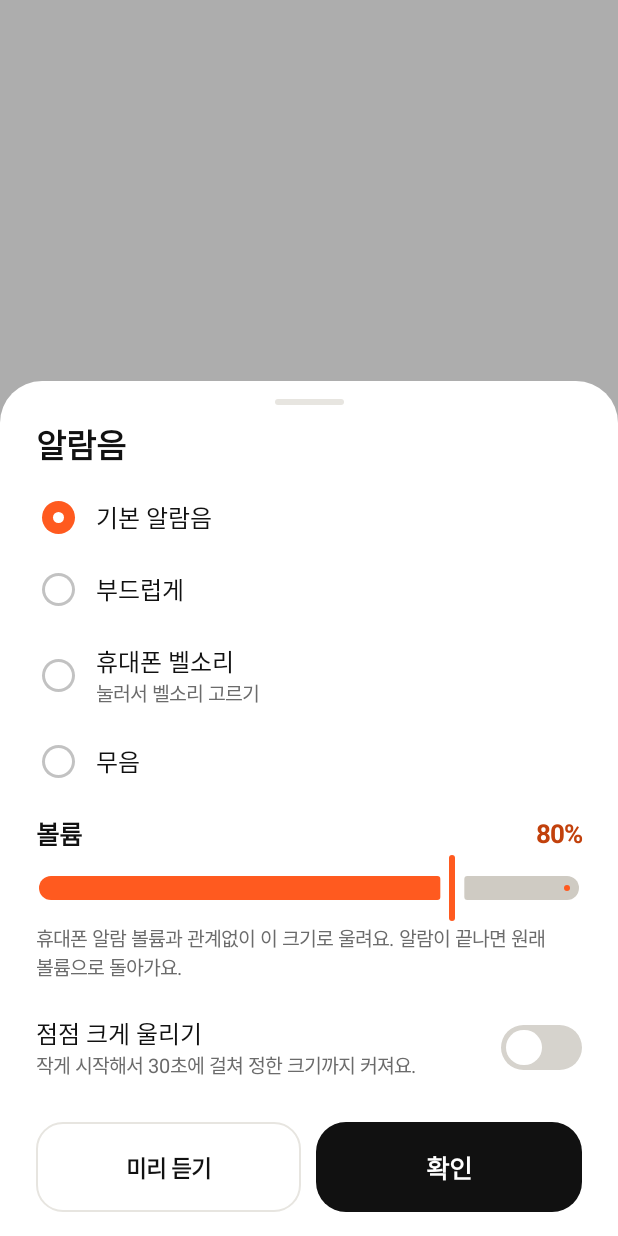
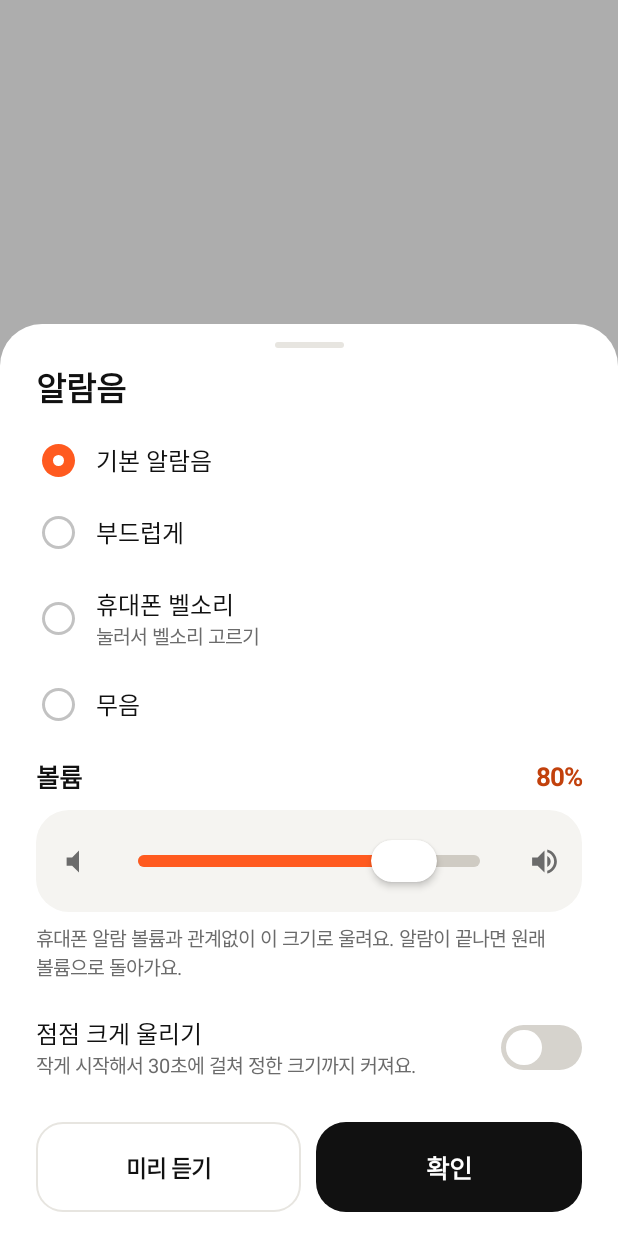
Before and after one commit to acylelli/Mobile-Programming, an Android app built with Jetpack Compose: the composable AlarmSoundSheet shown on its own in the app's theme, on a phone screen of 412 x 824 dp. Run offline under Robolectric (Android 15) with nearby library versions, the phone set to English and light mode, and no system bars; our stand-ins replace Dagger/Hilt's generated code.

Commit message:
알람 볼륨을 아이폰식 막대로 바꾸고 테마 강조색 적용, README 에 테마별 화면 추가
- VolumeSlider: 둥근 카드 안에 작은/큰 스피커 아이콘, 얇은 막대, 흰 알약 손잡이
- 채워진 막대 색은 테마 강조색(기본 오렌지, 새벽 남색, 나이트 연두)
- README: 테마별 홈·알람음 화면 표

```diff
--- /dev/null
+++ b/app/src/main/java/com/example/routealarm/core/designsystem/component/VolumeSlider.kt
@@ -0,0 +1,89 @@
+package com.example.routealarm.core.designsystem.component
+
+import androidx.compose.foundation.Canvas
+import androidx.compose.foundation.background
+import androidx.compose.foundation.layout.Box
+import androidx.compose.foundation.layout.Row
+import androidx.compose.foundation.layout.fillMaxWidth
+import androidx.compose.foundation.layout.height
+import androidx.compose.foundation.layout.padding
+import androidx.compose.foundation.layout.size
+import androidx.compose.foundation.shape.CircleShape
+import androidx.compose.material.icons.Icons
+import androidx.compose.material.icons.automirrored.filled.VolumeMute
+import androidx.compose.material.icons.automirrored.filled.VolumeUp
+import androidx.compose.material3.ExperimentalMaterial3Api
+import androidx.compose.material3.Icon
+import androidx.compose.material3.Slider
+import androidx.compose.runtime.Composable
+import androidx.compose.ui.Alignment
+import androidx.compose.ui.Modifier
+import androidx.compose.ui.draw.alpha
+import androidx.compose.ui.draw.clip
+import androidx.compose.ui.draw.shadow
+import androidx.compose.ui.geometry.CornerRadius
+import androidx.compose.ui.geometry.Offset
+import androidx.compose.ui.geometry.Size
+import androidx.compose.ui.graphics.Color
+import androidx.compose.ui.unit.dp
+import com.example.routealarm.core.designsystem.theme.Radius
+import com.example.routealarm.core.designsystem.theme.RouteAlarmTheme
+
+/**
+ * 아이폰 설정의 소리 크기 막대처럼 생긴 볼륨 슬라이더.
+ * 둥근 카드 안에 작은/큰 스피커 아이콘, 얇은 막대, 흰 알약 손잡이를 둔다.
+ * 채워진 막대는 테마 강조색을 따라가서 테마를 바꾸면 색도 바뀐다.
+ */
+@OptIn(ExperimentalMaterial3Api::class)
+@Composable
+fun VolumeSlider(
+    value: Int,
+    range: IntRange,
+    onChange: (Int) -> Unit,
+    modifier: Modifier = Modifier,
+    step: Int = 5,
+    enabled: Boolean = true,
+    onChangeFinished: () -> Unit = {},
+) {
+    val colors = RouteAlarmTheme.colors
+    val active = colors.accent
+    val inactive = colors.dotted
+    Row(
+        modifier
+            .fillMaxWidth()
+            .clip(Radius.card)
+            .background(colors.surface)
+            .padding(horizontal = 14.dp)
+            .alpha(if (enabled) 1f else 0.4f),
+        verticalAlignment = Alignment.CenterVertically,
+    ) {
+        Icon(Icons.AutoMirrored.Filled.VolumeMute, contentDescription = null, tint = colors.textSecondary, modifier = Modifier.size(22.dp))
+        Slider(
+            value = value.toFloat(),
+            onValueChange = { onChange(((it / step).toInt() * step).coerceIn(range.first, range.last)) },
+            onValueChangeFinished = onChangeFinished,
+            valueRange = range.first.toFloat()..range.last.toFloat(),
+            enabled = enabled,
+            thumb = {
+                Box(
+                    Modifier
+                        .size(width = 44.dp, height = 28.dp)
+                        .shadow(3.dp, CircleShape)
+                        .background(Color.White, CircleShape),
+                )
+            },
+            track = { state ->
+                val fraction = ((state.value - state.valueRange.start) / (state.valueRange.endInclusive - state.valueRange.start)).coerceIn(0f, 1f)
+                Canvas(Modifier.fillMaxWidth().height(TRACK_HEIGHT)) {
+                    val radius = CornerRadius(size.height / 2, size.height / 2)
+                    drawRoundRect(inactive, size = size, cornerRadius = radius)
+                    drawRoundRect(active, topLeft = Offset.Zero, size = Size(size.width * fraction, size.height), cornerRadius = radius)
+                }
+            },
+            modifier = Modifier.weight(1f).padding(horizontal = 10.dp, vertical = 10.dp),
+        )
+        Icon(Icons.AutoMirrored.Filled.VolumeUp, contentDescription = null, tint = colors.textSecondary, modifier = Modifier.size(22.dp))
+    }
+}
+
+private val TRACK_HEIGHT = 8.dp
--- a/app/src/main/java/com/example/routealarm/presentation/settings/AlarmSoundSheet.kt
+++ b/app/src/main/java/com/example/routealarm/presentation/settings/AlarmSoundSheet.kt
@@ -18,8 +18,6 @@ import androidx.compose.foundation.layout.width
 import androidx.compose.foundation.selection.selectable
 import androidx.compose.foundation.selection.selectableGroup
 import androidx.compose.material3.MaterialTheme
-import androidx.compose.material3.Slider
-import androidx.compose.material3.SliderDefaults
 import androidx.compose.material3.Text
 import androidx.compose.runtime.Composable
 import androidx.compose.runtime.DisposableEffect
@@ -32,7 +30,6 @@ import androidx.compose.runtime.setValue
 import androidx.compose.ui.Alignment
 import androidx.compose.ui.Modifier
 import androidx.compose.ui.draw.clip
-import androidx.compose.ui.graphics.Color
 import androidx.compose.ui.platform.LocalContext
 import androidx.compose.ui.platform.testTag
 import androidx.compose.ui.res.stringResource
@@ -49,6 +46,7 @@ import com.example.routealarm.core.designsystem.component.Paragraph
 import com.example.routealarm.core.designsystem.component.PrimaryButton
 import com.example.routealarm.core.designsystem.component.RadioDot
 import com.example.routealarm.core.designsystem.component.SecondaryButton
+import com.example.routealarm.core.designsystem.component.VolumeSlider
 import com.example.routealarm.core.designsystem.theme.Radius
 import com.example.routealarm.core.designsystem.theme.RouteAlarmTheme
 import com.example.routealarm.core.designsystem.theme.Spacing
@@ -121,25 +119,20 @@ internal fun AlarmSoundSheet(
                 Text(stringResource(R.string.settings_volume), style = MaterialTheme.typography.titleMedium, color = colors.textPrimary, modifier = Modifier.weight(1f))
                 Text(stringResource(R.string.settings_volume_format, volume), style = MaterialTheme.typography.titleMedium, color = colors.accentText)
             }
-            Slider(
-                value = volume.toFloat(),
-                onValueChange = {
-                    volume = ((it / VOLUME_STEP).toInt() * VOLUME_STEP).coerceIn(UserPreferences.ALARM_VOLUME_RANGE)
-                    previewPlayer.updateVolume(volume)
+            Spacer(Modifier.height(10.dp))
+            VolumeSlider(
+                value = volume,
+                range = UserPreferences.ALARM_VOLUME_RANGE,
+                onChange = {
+                    volume = it
+                    previewPlayer.updateVolume(it)
                 },
-                onValueChangeFinished = { onVolume(volume) },
-                valueRange = UserPreferences.ALARM_VOLUME_RANGE.first.toFloat()..UserPreferences.ALARM_VOLUME_RANGE.last.toFloat(),
-                steps = (UserPreferences.ALARM_VOLUME_RANGE.last - UserPreferences.ALARM_VOLUME_RANGE.first) / VOLUME_STEP - 1,
+                onChangeFinished = { onVolume(volume) },
+                step = VOLUME_STEP,
                 enabled = !silent,
-                colors = SliderDefaults.colors(
-                    thumbColor = colors.accent,
-                    activeTrackColor = colors.accent,
-                    inactiveTrackColor = colors.dotted,
-                    activeTickColor = Color.Transparent,
-                    inactiveTickColor = Color.Transparent,
-                ),
                 modifier = Modifier.testTag("alarm_volume_slider"),
             )
+            Spacer(Modifier.height(8.dp))
             Paragraph(stringResource(R.string.settings_volume_body), style = MaterialTheme.typography.bodySmall)
 
             Spacer(Modifier.height(14.dp))
```
Also changed, not shown: 7 other files.
